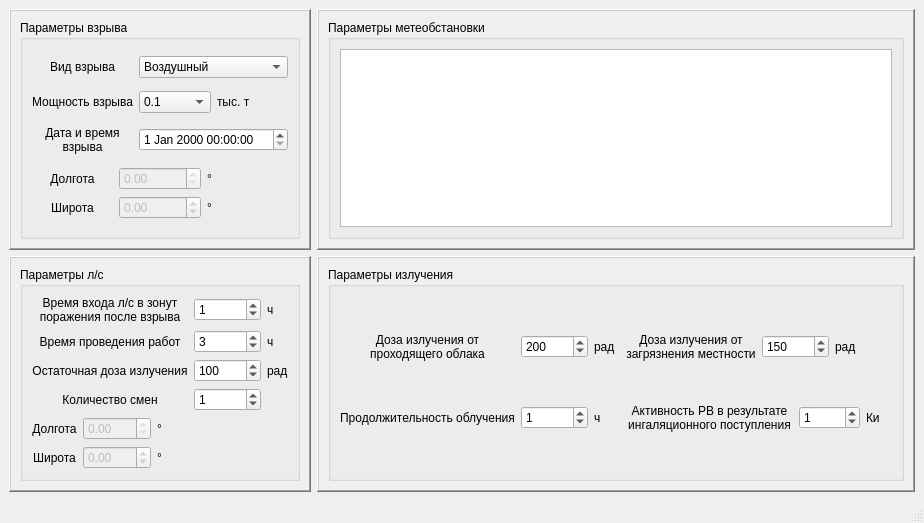
Old version of the form inputwindow.ui in the repository Devil666face/NuclearRange.
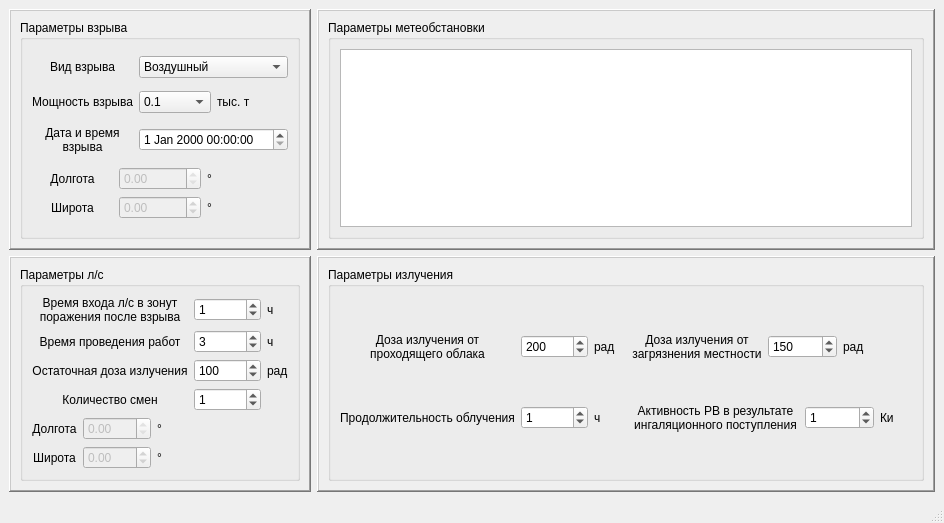
New version of the form.

What changed in the file:
```diff
--- a/inputwindow.ui
+++ b/inputwindow.ui
@@ -6,7 +6,7 @@
    <rect>
     <x>0</x>
     <y>0</y>
-    <width>924</width>
+    <width>944</width>
     <height>523</height>
    </rect>
   </property>
@@ -507,6 +507,9 @@
       </item>
       <item row="1" column="1">
        <widget class="QFrame" name="frame_4">
+        <property name="enabled">
+         <bool>true</bool>
+        </property>
         <property name="frameShape">
          <enum>QFrame::WinPanel</enum>
         </property>
```
Left out of the diff: 18 changed lines with no effect on the pictures.
